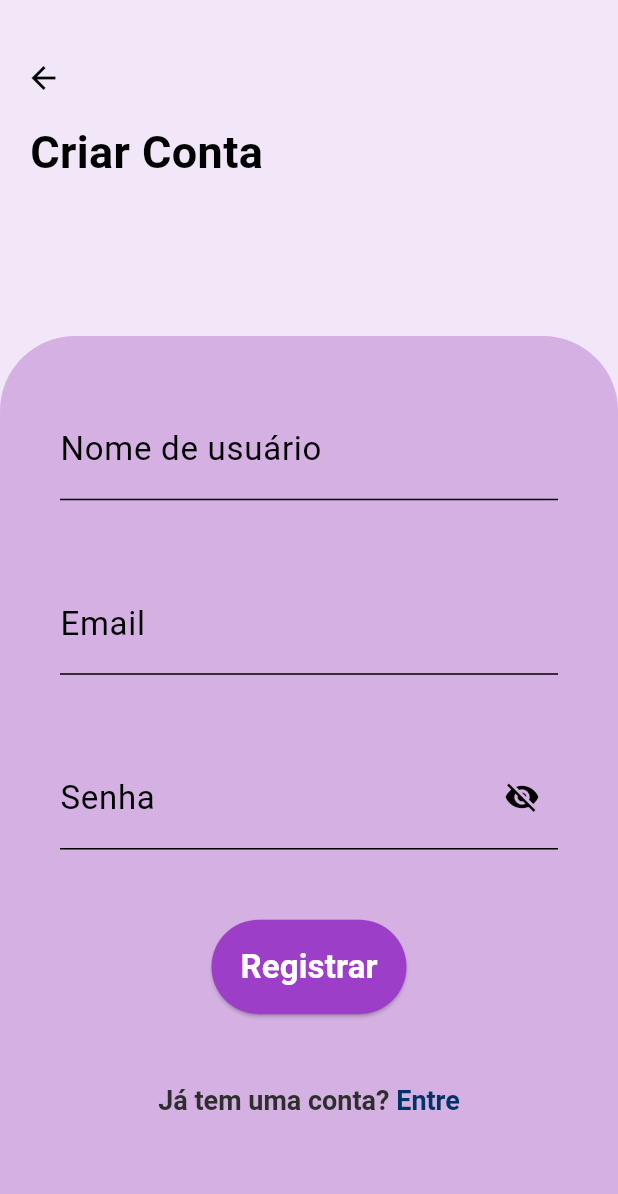
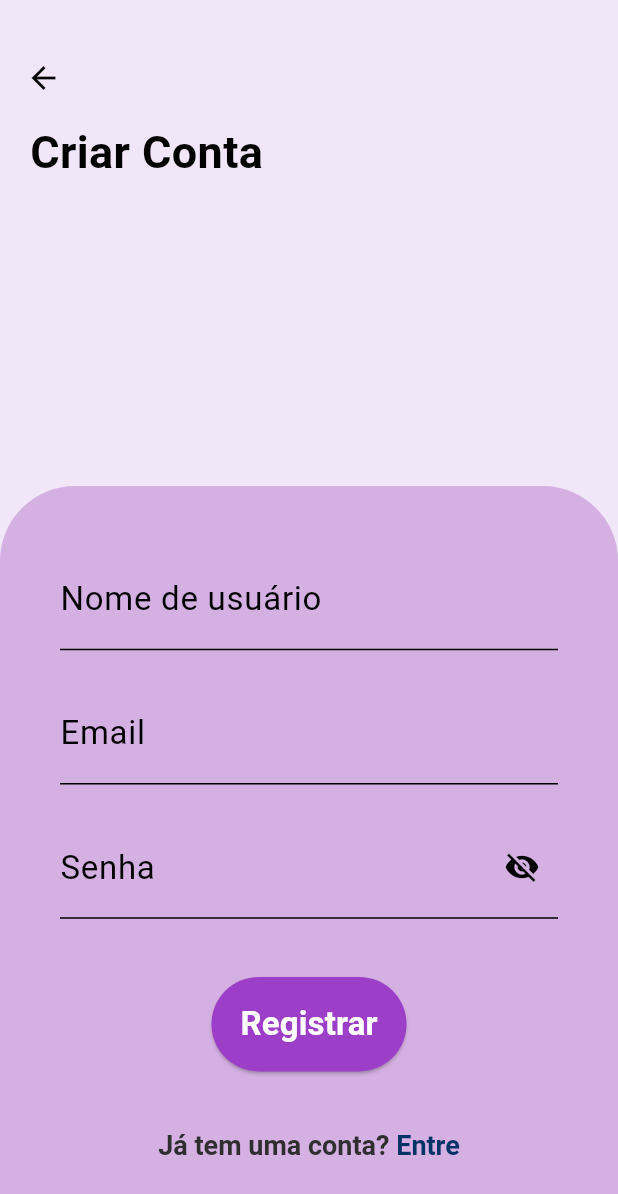
Before and after one commit to dugabrielle/app_tarefas, a Flutter app: the RegisterScreen screen opened by its route, on a phone screen of 412 x 824 dp. Shown: the top 1194 px of the screen. Run offline on Flutter 3.47's test engine with Material 3 defaults, Android fonts, the phone set to English and light mode, and no system bars; our stand-ins replace cloud_firestore, firebase_auth, firebase_core, font_awesome_flutter, google_fonts, google_sign_in; accounts and stored records are empty; generated files the repository leaves out were written again; Roboto replaces fonts that are missing (Poppins).

Commit message:
remoção do constraints , definição da altura fixa e substituição do expanded por sizedbox/spacer

```diff
--- a/lib/src/screens/register.dart
+++ b/lib/src/screens/register.dart
@@ -70,7 +70,7 @@ class _RegisterScreenState extends State<RegisterScreen> {
           Align(
             alignment: Alignment.bottomCenter,
             child: Container(
-              constraints: const BoxConstraints(maxHeight: 600),
+              height: 500,
               width: double.infinity,
               decoration: const BoxDecoration(
                 color: Color(0xFFD5B1E3),
@@ -83,7 +83,6 @@ class _RegisterScreenState extends State<RegisterScreen> {
                   child: Column(
                     crossAxisAlignment: CrossAxisAlignment.start,
                     children: [
-                      // campo nome
                       TextFormField(
                         controller: _nameController,
                         style: const TextStyle(
@@ -105,8 +104,7 @@ class _RegisterScreenState extends State<RegisterScreen> {
                         ),
                         validator: _validarNome,
                       ),
-                      const Expanded(child: SizedBox()),
-                      // campo email
+                      const SizedBox(height: 20),
                       TextFormField(
                         controller: _emailController,
                         style: const TextStyle(
@@ -128,9 +126,7 @@ class _RegisterScreenState extends State<RegisterScreen> {
                         ),
                         validator: _validarEmail,
                       ),
-                      const Expanded(child: SizedBox()),
-
-                      // campo senha
+                      const SizedBox(height: 20),
                       TextFormField(
                         controller: _passwordController,
                         validator: (value) {
@@ -177,7 +173,7 @@ class _RegisterScreenState extends State<RegisterScreen> {
                           ),
                         ),
                       ),
-                      const Expanded(child: SizedBox()),
+                      const Spacer(),
                       Center(
                         child: ElevatedButton(
                           style: ButtonStyle(
@@ -209,9 +205,9 @@ class _RegisterScreenState extends State<RegisterScreen> {
                                   ),
                         ),
                       ),
-                      const Expanded(child: SizedBox()),
+                      const Spacer(),
                       Padding(
-                        padding: const EdgeInsets.only(bottom: 40),
+                        padding: const EdgeInsets.only(bottom: 10),
                         child: Align(
                           alignment: Alignment.center,
                           child: GestureDetector(
```
